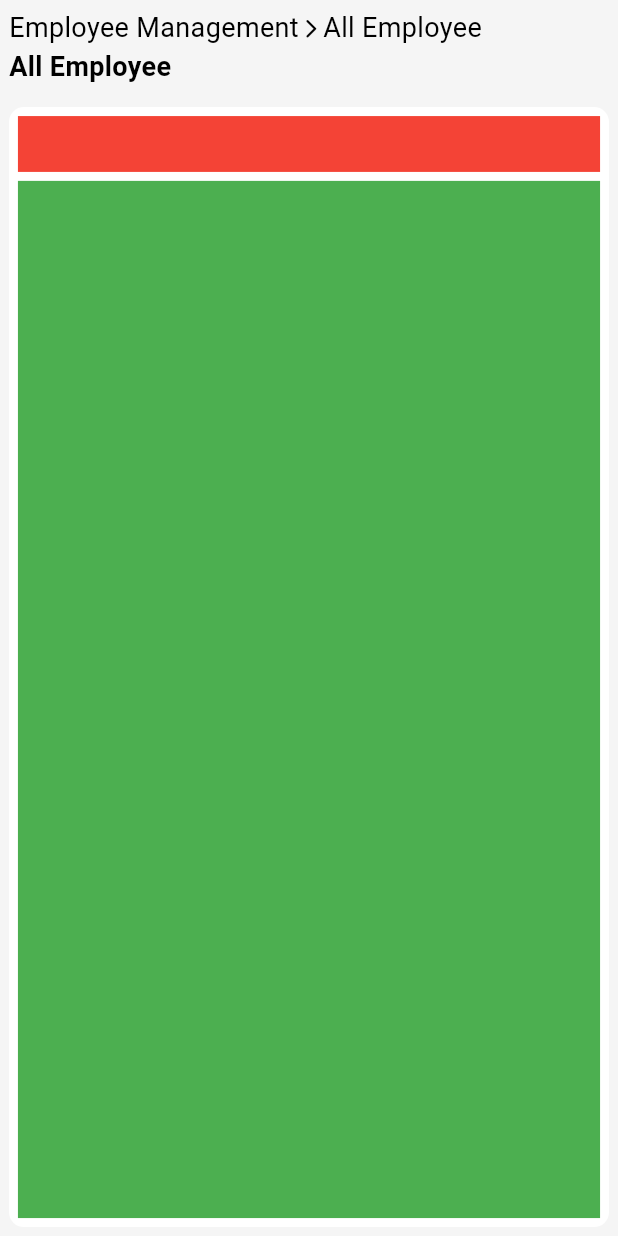
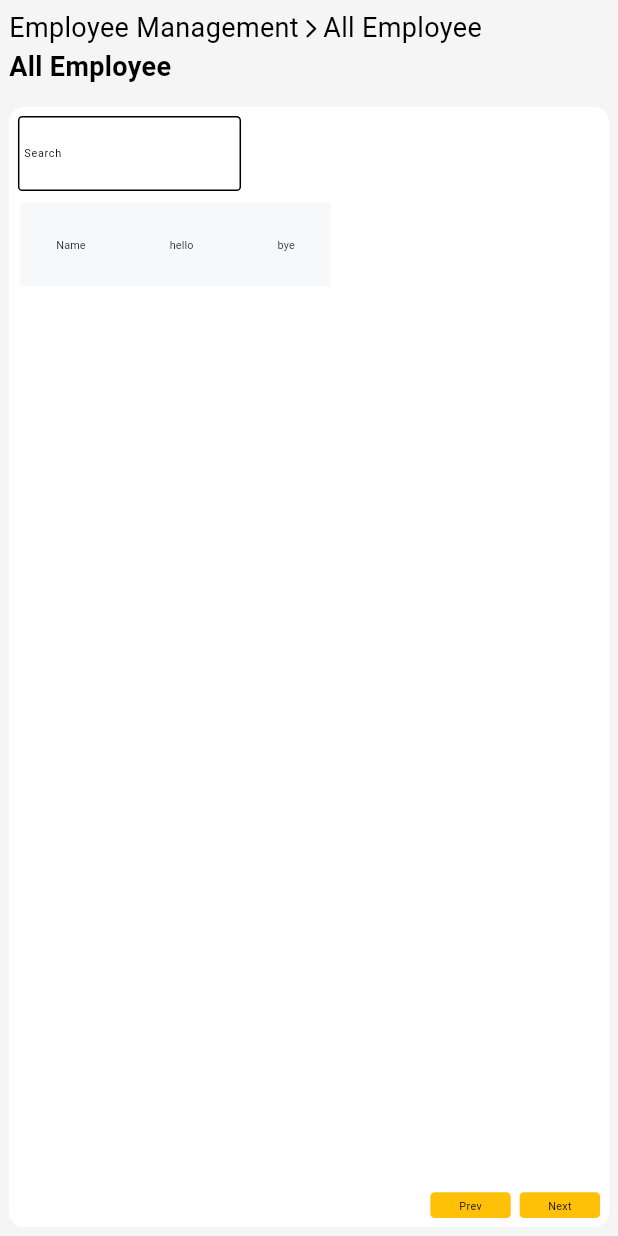
Before and after one commit to saravanan2k03/attandance_desktop_component, a Flutter app: the screen it shows after launch, on a phone screen of 412 x 824 dp. Run offline on Flutter 3.47's test engine with Material 3 defaults, Android fonts, the phone set to English and light mode, and no system bars; our stand-ins replace sizer.

Commit message:
Completed the all employee page

```diff
--- /dev/null
+++ b/lib/EmployeeManagement/custom_table.dart
@@ -0,0 +1,68 @@
+import 'dart:developer';
+
+import 'package:flutter/foundation.dart';
+import 'package:flutter/material.dart';
+import 'package:my_app/constants.dart';
+import 'package:sizer/sizer.dart';
+
+class CustomTable extends StatelessWidget {
+  final List<String> datacolumns;
+  final List<DataRow>? dataRow;
+  const CustomTable({super.key, required this.datacolumns, this.dataRow});
+
+  @override
+  Widget build(BuildContext context) {
+    return Expanded(
+      child: Padding(
+        padding: EdgeInsets.all(05.sp),
+        child: SizedBox(
+          width: calcSize(context).longestSide,
+          child: SingleChildScrollView(
+            scrollDirection: calcSize(context).width < 1200
+                ? Axis.horizontal
+                : Axis.vertical,
+            physics: calcSize(context).width < 1200
+                ? null
+                : const NeverScrollableScrollPhysics(),
+            child: buildDataTable(),
+          ),
+        ),
+      ),
+    );
+  }
+
+  Widget buildDataTable() {
+    return DataTable(
+      dataRowColor: WidgetStateColor.resolveWith((states) => Colors.lightGreen),
+      clipBehavior: Clip.antiAlias,
+      headingRowColor:
+          WidgetStateColor.resolveWith((states) => const Color(0xffF6F8FA)),
+      columns: getColumns(datacolumns),
+      rows: dataRow ?? [], // Pass the fetched data to getRows
+    );
+  }
+
+  List<DataColumn> getColumns(List<String> columns) {
+    return columns.map((String column) {
+      return DataColumn(
+        // numeric: true,
+        label: InkWell(
+          onHover: (value) {},
+          onTap: () {
+            log(column);
+          },
+          child: Text(
+            column,
+            style: TextStyle(fontSize: 11.sp, fontWeight: FontWeight.normal),
+          ),
+        ),
+      );
+    }).toList();
+  }
+
+  editParticipate(user) {
+    if (kDebugMode) {
+      print(user);
+    }
+  }
+}
--- a/lib/EmployeeManagement/employee_management.dart
+++ b/lib/EmployeeManagement/employee_management.dart
@@ -1,4 +1,5 @@
 import 'package:flutter/material.dart';
+import 'package:my_app/EmployeeManagement/custom_table.dart';
 import 'package:my_app/app_text.dart';
 import 'package:my_app/constants.dart';
 import 'package:my_app/extension.dart';
@@ -64,17 +65,54 @@ class _EmployeeManagementState extends State<EmployeeManagement> {
                         borderRadius: BorderRadius.circular(10),
                       ),
                       child: Column(
+                        crossAxisAlignment: CrossAxisAlignment.start,
                         children: [
                           Container(
-                            height: 25.sp,
-                            width: calcSize(context).longestSide,
-                            color: Colors.red,
+                            width: 50.sp,
+                            decoration: BoxDecoration(
+                                border: Border.all(),
+                                borderRadius: BorderRadius.circular(07.sp)),
+                            child: const UpdateProfileTextFormField(
+                              title: "Search",
+                              initialValue: "",
+                              enable: true,
+                            ),
                           ),
                           10.height,
-                          Expanded(
-                            child: Container(
-                              color: Colors.green,
-                            ),
+                          const CustomTable(
+                              datacolumns: ['Name', 'hello', 'bye']),
+                          10.height,
+                          Row(
+                            mainAxisAlignment: MainAxisAlignment.end,
+                            children: [
+                              Container(
+                                height: 17.sp,
+                                width: 30.sp,
+                                decoration: BoxDecoration(
+                                    color: Colors.amber,
+                                    borderRadius: BorderRadius.circular(07.sp)),
+                                child: Center(
+                                  child: AppText.small(
+                                    "Prev",
+                                    fontSize: 11.sp,
+                                  ),
+                                ),
+                              ),
+                              10.width,
+                              Container(
+                                height: 17.sp,
+                                width: 30.sp,
+                                decoration: BoxDecoration(
+                                    color: Colors.amber,
+                                    borderRadius: BorderRadius.circular(07.sp)),
+                                child: Center(
+                                  child: AppText.small(
+                                    "Next",
+                                    fontSize: 11.sp,
+                                  ),
+                                ),
+                              )
+                            ],
                           )
                         ],
                       ).withPadding(padding: EdgeInsets.all(10.sp)),
--- a/lib/constants.dart
+++ b/lib/constants.dart
@@ -1,5 +1,52 @@
+import 'dart:developer';
+
 import 'package:flutter/material.dart';
+import 'package:my_app/app_text.dart';
+import 'package:sizer/sizer.dart';
 
 Size calcSize(context) {
   return MediaQuery.of(context).size;
 }
+
+class UpdateProfileTextFormField extends StatelessWidget {
+  const UpdateProfileTextFormField({
+    super.key,
+    required this.title,
+    required this.initialValue,
+    required this.enable,
+    this.onChanged,
+  });
+
+  final String title;
+  final String initialValue;
+  final bool enable;
+  final Function(String)? onChanged;
+
+  @override
+  Widget build(BuildContext context) {
+    log("ignorePointer :$enable");
+    return TextFormField(
+      enabled: enable,
+      initialValue: initialValue,
+      onChanged: onChanged,
+      decoration: InputDecoration(
+        label: AppText.small(
+          title,
+          fontSize: 11.sp,
+        ),
+        border: InputBorder.none,
+        focusedBorder: InputBorder.none,
+        enabledBorder: InputBorder.none,
+        errorBorder: InputBorder.none,
+        disabledBorder: InputBorder.none,
+
+        // fillColor: Colors.white,
+        contentPadding: EdgeInsets.symmetric(
+          horizontal: 07.sp,
+          vertical: 08.sp,
+        ),
+      ),
+      style: TextStyle(fontSize: 11.sp, color: Colors.black),
+    );
+  }
+}
```
Also changed, not shown: pubspec.lock.
